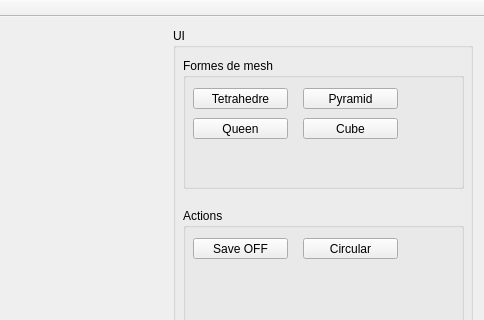
First picture: the form in mainwindow.ui, repository BastienRuivo/Mesh_Computational_Geometry, before the edit; both pictures show x 397 to 881 and y 0 to 320 of the 881 by 626 pixel window.
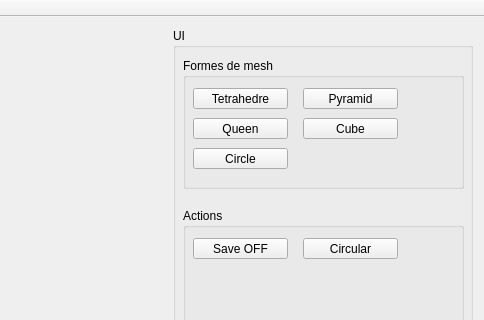
Second picture: the form after the edit. Custom widgets are drawn as their Qt base class.

Patch:
```diff
--- a/mainwindow.ui
+++ b/mainwindow.ui
@@ -118,6 +118,19 @@
          <string>Cube</string>
         </property>
        </widget>
+       <widget class="QPushButton" name="Circle">
+        <property name="geometry">
+         <rect>
+          <x>10</x>
+          <y>90</y>
+          <width>95</width>
+          <height>21</height>
+         </rect>
+        </property>
+        <property name="text">
+         <string>Circle</string>
+        </property>
+       </widget>
       </widget>
       <widget class="QGroupBox" name="Actions">
        <property name="geometry">
```
